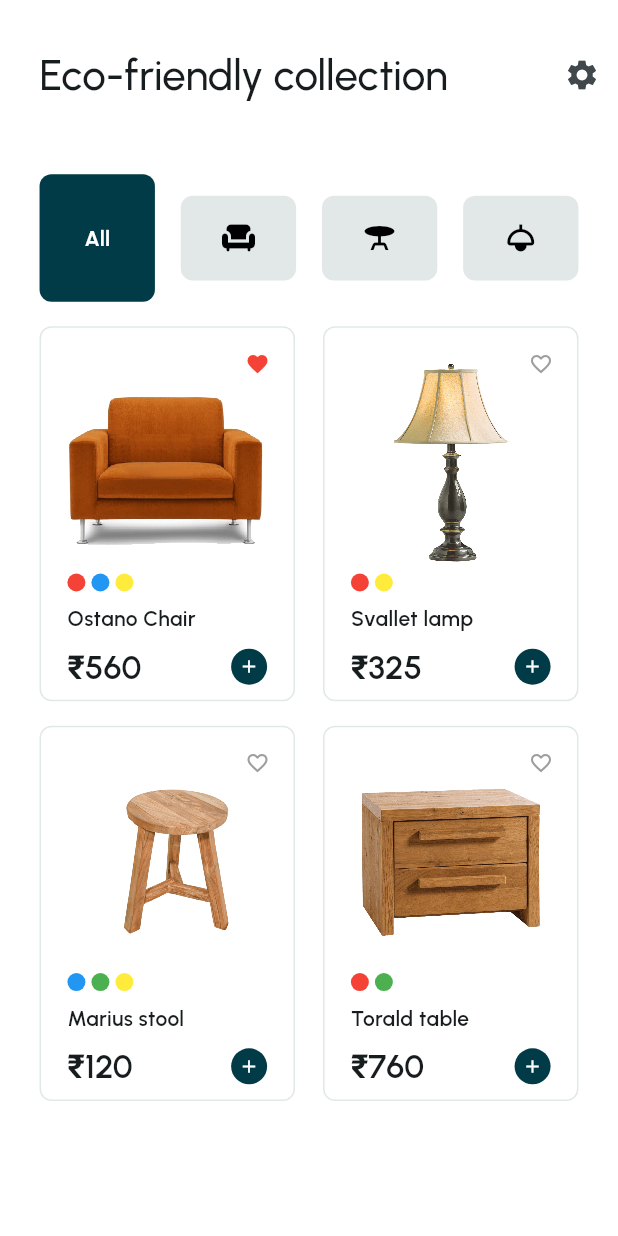
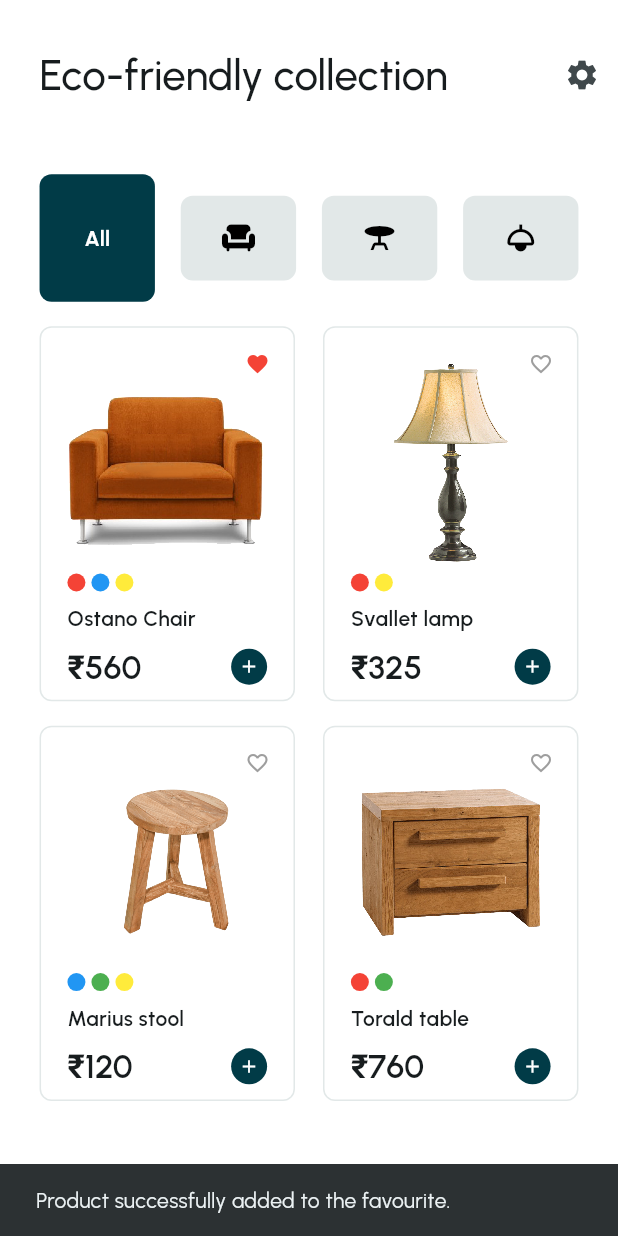
Before and after one commit to ShubhamHande99/flutter_accessibility, a Flutter app: the screen it shows after launch, after a tap on the "favorite outline" icon, on a phone screen of 412 x 824 dp. Run offline on Flutter 3.47's test engine with Material 3 defaults, Android fonts, the phone set to English and light mode, and no system bars; our stand-ins replace google_fonts.

```diff
--- /dev/null
+++ b/lib/core/utils/semantics_hints.dart
@@ -0,0 +1,10 @@
+class SemanticsHints {
+  static const addToFavouriteOnTapHint = 'add product to the favourite';
+  static const removeFromFavouriteOnTapHint =
+      'remove product from the favourite';
+  static const addToCartOnTapHint = 'add product to the cart';
+
+  static const viewProductOnTapHint = 'show product details';
+
+  static const showSettingsOnTapHint = 'show settings screen';
+}
--- /dev/null
+++ b/lib/core/utils/sematics_labels.dart
@@ -0,0 +1,20 @@
+class SemanticsLabels {
+  static const product = 'product';
+  static const settingsIcon = 'show settings';
+  static const allTextButton = 'show all products';
+  static const sofaIcon = 'show sofa products';
+  static const tableIcon = 'show table products';
+  static const lampIcon = 'show lamp products';
+
+  static String addToFav(String productTitle) {
+    return 'add $productTitle to the favourite';
+  }
+
+  static String removeFromFav(String productTitle) {
+    return 'remove $productTitle from the favourite';
+  }
+
+  static String addToCart(String productTitle) {
+    return 'add $productTitle to the cart';
+  }
+}
--- /dev/null
+++ b/lib/core/utils/tooltip_messages.dart
@@ -0,0 +1,3 @@
+class TooltipMessages {
+  static const settings = 'settings';
+}
--- a/lib/core/utils/utils.dart
+++ b/lib/core/utils/utils.dart
@@ -2,3 +2,5 @@ export 'app_sizes.dart';
 export 'responsive_size.dart';
 export 'app_text_style.dart';
 export 'app_colors.dart';
+export 'sematics_labels.dart';
+export 'tooltip_messages.dart';
--- a/lib/main.dart
+++ b/lib/main.dart
@@ -23,12 +23,21 @@ class MyApp extends StatelessWidget {
   Widget build(BuildContext context) {
     return Builder(builder: (context) {
       setMediaQueryData(context);
+      final textScaler = mediaQueryData.textScaler.clamp(
+        minScaleFactor: 1.0,
+        maxScaleFactor: 1.2,
+      );
 
-      return MaterialApp(
-        debugShowCheckedModeBanner: false,
-        title: 'Flutter Accessibility',
-        theme: LightTheme.lightTheme,
-        home: const HomeScreen(),
+      return MediaQuery(
+        data: mediaQueryData.copyWith(
+          textScaler: textScaler,
+        ),
+        child: MaterialApp(
+          debugShowCheckedModeBanner: false,
+          title: 'Flutter Accessibility',
+          theme: LightTheme.lightTheme,
+          home: const HomeScreen(),
+        ),
       );
     });
   }
--- a/lib/presentation/screens/home_screen.dart
+++ b/lib/presentation/screens/home_screen.dart
@@ -1,6 +1,7 @@
 import 'package:flutter/material.dart';
 import 'package:project/core/mock_data/mock_data.dart';
 import 'package:project/core/utils/app_sizes.dart';
+import 'package:project/core/utils/sematics_labels.dart';
 
 import '../widgets/widgets.dart';
 
@@ -46,6 +47,7 @@ class _HomeScreenState extends State<HomeScreen> {
               setState(() {});
             },
             tooltip: 'All',
+            semanticsLabel: SemanticsLabels.allTextButton,
           ),
           ProductCategoriesItem(
             index: 1,
@@ -56,6 +58,7 @@ class _HomeScreenState extends State<HomeScreen> {
               setState(() {});
             },
             tooltip: 'Sofa',
+            semanticsLabel: SemanticsLabels.sofaIcon,
           ),
           ProductCategoriesItem(
             index: 2,
@@ -66,6 +69,7 @@ class _HomeScreenState extends State<HomeScreen> {
               setState(() {});
             },
             tooltip: 'Table',
+            semanticsLabel: SemanticsLabels.tableIcon,
           ),
           ProductCategoriesItem(
             index: 3,
@@ -76,6 +80,7 @@ class _HomeScreenState extends State<HomeScreen> {
               setState(() {});
             },
             tooltip: 'Lamp',
+            semanticsLabel: SemanticsLabels.lampIcon,
           ),
         ],
       ),
@@ -86,6 +91,7 @@ class _HomeScreenState extends State<HomeScreen> {
     return SizedBox(
       width: double.infinity,
       child: Wrap(
+
         alignment: WrapAlignment.spaceBetween,
         runSpacing: AppSizes.size_16h,
         children: productList
--- a/lib/presentation/widgets/app_appbar.dart
+++ b/lib/presentation/widgets/app_appbar.dart
@@ -1,6 +1,7 @@
 import 'package:flutter/material.dart';
-import 'package:project/core/utils/app_sizes.dart';
-import 'package:project/core/utils/app_text_style.dart';
+import 'package:project/core/utils/semantics_hints.dart';
+
+import '../../core/utils/utils.dart';
 
 class AppAppBar extends StatelessWidget implements PreferredSizeWidget {
   final String title;
@@ -34,15 +35,29 @@ class AppAppBar extends StatelessWidget implements PreferredSizeWidget {
                       padding: EdgeInsets.symmetric(
                         horizontal: AppSizes.size_24w,
                       ),
-                      child: Text(
-                        title,
-                        style: AppTextStyle.headlineMedium(context),
+                      child: Semantics(
+                        header: true,
+                        child: Text(
+                          title,
+                          style: AppTextStyle.headlineMedium(context),
+                        ),
                       ),
                     ),
                   ),
-                  IconButton(
-                    icon: const Icon(Icons.settings),
-                    onPressed: () {},
+                  Semantics(
+                    button: true,
+                    onTap: () {},
+                    label: SemanticsLabels.settingsIcon,
+                    onTapHint: SemanticsHints.showSettingsOnTapHint,
+                    child: ExcludeSemantics(
+                      child: IconButton(
+                        icon: const Icon(
+                          Icons.settings,
+                        ),
+                        onPressed: () {},
+                        tooltip: TooltipMessages.settings,
+                      ),
+                    ),
                   )
                 ],
               ),
--- a/lib/presentation/widgets/product_categories_item.dart
+++ b/lib/presentation/widgets/product_categories_item.dart
@@ -10,6 +10,8 @@ class ProductCategoriesItem extends StatefulWidget {
   final bool isSelected;
 
   final String tooltip;
+
+  final String semanticsLabel;
   const ProductCategoriesItem({
     super.key,
     this.title,
@@ -18,6 +20,7 @@ class ProductCategoriesItem extends StatefulWidget {
     required this.index,
     this.isSelected = false,
     required this.tooltip,
+    required this.semanticsLabel,
   });
 
   @override
@@ -37,7 +40,11 @@ class _ProductCategoriesItemState extends State<ProductCategoriesItem> {
 
   Widget _text() {
     return widget.title != null
-        ? GestureDetector(
+        ? Semantics(
+            button: true,
+            blockUserActions: widget.isSelected ? true : false,
+            selected: widget.isSelected,
+            child: GestureDetector(
               onTap: widget.onTap,
               child: Container(
                 decoration: BoxDecoration(
@@ -52,9 +59,11 @@ class _ProductCategoriesItemState extends State<ProductCategoriesItem> {
                 child: Center(
                   child: Text(
                     widget.title!,
+                    semanticsLabel: widget.semanticsLabel,
                     style: AppTextStyle.labelLarge(context)!.copyWith(
                       color:
                           widget.isSelected ? AppColors.white : AppColors.black,
+                    ),
                   ),
                 ),
               ),
@@ -65,7 +74,11 @@ class _ProductCategoriesItemState extends State<ProductCategoriesItem> {
 
   Widget _icon() {
     return widget.iconData != null
-        ? GestureDetector(
+        ? Semantics(
+            button: true,
+            blockUserActions: widget.isSelected,
+            selected: widget.isSelected,
+            child: GestureDetector(
               onTap: widget.onTap,
               child: Container(
                 decoration: BoxDecoration(
@@ -77,10 +90,18 @@ class _ProductCategoriesItemState extends State<ProductCategoriesItem> {
                       widget.isSelected ? AppSizes.size_32h : AppSizes.size_16h,
                 ),
                 width: AppSizes.size_70w,
+                child: Tooltip(
+                  excludeFromSemantics: true,
+                  message: widget.tooltip,
+                  verticalOffset: widget.isSelected ? 48.0 : 40.0,
                   child: Icon(
                     widget.iconData,
                     size: 24,
-                color: widget.isSelected ? AppColors.white : AppColors.black,
+                    color:
+                        widget.isSelected ? AppColors.white : AppColors.black,
+                    semanticLabel: widget.semanticsLabel,
+                  ),
+                ),
               ),
             ),
           )
--- a/lib/presentation/widgets/product_item.dart
+++ b/lib/presentation/widgets/product_item.dart
@@ -1,4 +1,6 @@
 import 'package:flutter/material.dart';
+import 'package:flutter/rendering.dart';
+import 'package:project/core/utils/semantics_hints.dart';
 import 'package:project/core/utils/utils.dart';
 import 'package:project/domain/models/models.dart';
 
@@ -16,9 +18,49 @@ class ProductItem extends StatefulWidget {
 
 class _ProductItemState extends State<ProductItem> {
   bool _isFav = false;
+
+  void _showAddedToCartMessage() {
+    debugPrint('c');
+    const snackBar = SnackBar(
+      content: Text('Product successfully added to the cart.'),
+    );
+    ScaffoldMessenger.of(context).showSnackBar(snackBar);
+  }
+
+  void _showAddedToFavMessage() {
+    const snackBar = SnackBar(
+      content: Text('Product successfully added to the favourite.'),
+    );
+    ScaffoldMessenger.of(context).showSnackBar(snackBar);
+  }
+
+  void _showRemovedFromFavMessage() {
+    const snackBar = SnackBar(
+      content: Text('Product successfully removed from the favourite.'),
+    );
+    ScaffoldMessenger.of(context).showSnackBar(snackBar);
+  }
+
+  void _addOrRemoveFromFav() {
+    _isFav = !_isFav;
+    setState(() {});
+
+    if (_isFav) {
+      _showAddedToFavMessage();
+    } else {
+      _showRemovedFromFavMessage();
+    }
+  }
+
   @override
   Widget build(BuildContext context) {
-    return Container(
+    return Semantics(
+      button: true,
+      onTap: () {},
+      sortKey: const OrdinalSortKey(0),
+      label: SemanticsLabels.product,
+      onTapHint: SemanticsHints.viewProductOnTapHint,
+      child: Container(
         decoration: BoxDecoration(
           color: AppColors.white,
           borderRadius: BorderRadius.circular(8.0),
@@ -39,26 +81,36 @@ class _ProductItemState extends State<ProductItem> {
             Positioned(
               top: 0,
               right: 0,
+              child: Semantics(
+                button: true,
+                label: _isFav
+                    ? SemanticsLabels.removeFromFav(widget.product.title)
+                    : SemanticsLabels.addToFav(widget.product.title),
+                onTap: () {
+                  _addOrRemoveFromFav();
+                },
+                child: ExcludeSemantics(
                   child: IconButton(
-              icon:  Icon(
-                _isFav ? Icons.favorite :  Icons.favorite_border_outlined,
+                    icon: Icon(
+                      _isFav ? Icons.favorite : Icons.favorite_border_outlined,
                       size: 16,
                       color: _isFav ? Colors.red : Colors.grey,
                     ),
                     onPressed: () {
-                _isFav = !_isFav;
-                setState(() {});
+                      _addOrRemoveFromFav();
                     },
                   ),
                 ),
+              ),
+            ),
           ],
+        ),
       ),
     );
   }
 
   Widget _topView() {
     return Container(
-
       padding: const EdgeInsets.only(top: 24.0),
       width: double.infinity,
       child: Image.asset(
@@ -67,6 +119,7 @@ class _ProductItemState extends State<ProductItem> {
         height: AppSizes.size_130h,
         fit: BoxFit.contain,
         filterQuality: FilterQuality.high,
+        excludeFromSemantics: true,
       ),
     );
   }
@@ -114,16 +167,23 @@ class _ProductItemState extends State<ProductItem> {
                   fontWeight: FontWeight.w600,
                 ),
               ),
-              CircleAvatar(
-
+              Semantics(
+                button: true,
+                label: SemanticsLabels.addToCart(widget.product.title),
+                onTap: () {
+                  _showAddedToCartMessage();
+                },
+                child: CircleAvatar(
                   radius: 12.0,
                   backgroundColor: AppColors.primary,
+                  child: ExcludeSemantics(
                     child: Icon(
                       Icons.add,
                       color: AppColors.white,
                       size: 14.0,
                     ),
-
+                  ),
+                ),
               ),
             ],
           ),
```
Lines whose indentation alone changed are shown as unchanged.
